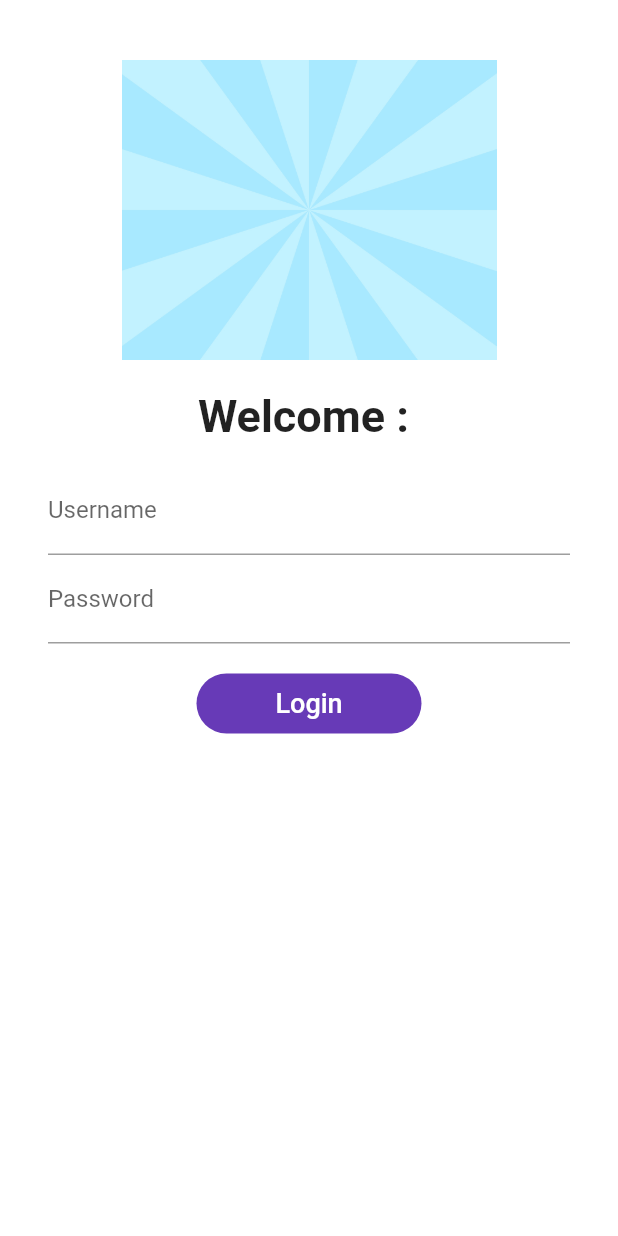
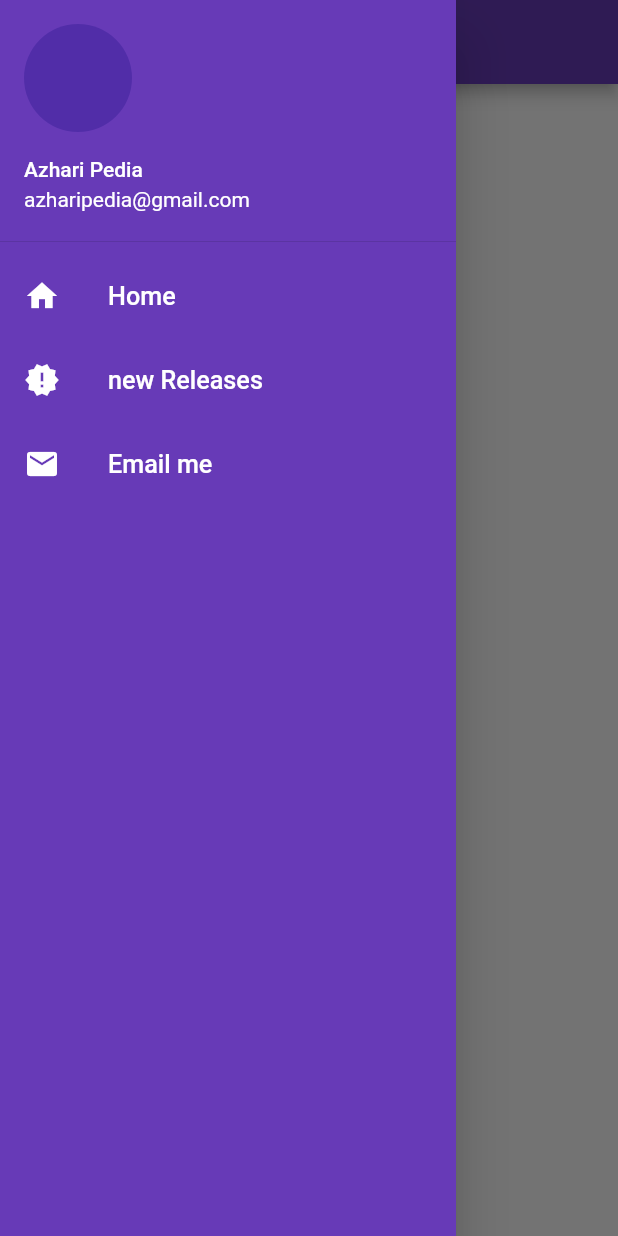
Before and after one commit to razacreative/coralog_app, a Flutter app: the screen it shows after launch, with the side drawer open (before the commit the screen has no drawer), on a phone screen of 412 x 824 dp. Run offline on Flutter 3.47's test engine with Material 2 defaults, Android fonts, the phone set to English and light mode, and no system bars.

Commit message:
Day 8 Completed

```diff
--- a/lib/main.dart
+++ b/lib/main.dart
@@ -6,14 +6,14 @@ import 'package:flutter_catalog/utills/my_routes.dart';
 void main() {
   runApp(MyApp());
 }
-
+// git push --set-upstream origin day6
 class MyApp extends StatelessWidget {
   @override
   Widget build(BuildContext context) {
     return MaterialApp(
-    //  initialRoute: '/Home',
+   //  initialRoute: '/home',
       routes: {
-        '/': (context) => LoginPage(),
+        '/': (context) => HomePage(),
          MyRoutes.loginRoutes: (context) => LoginPage(),
          MyRoutes.homeRoutes: (context) => HomePage(),
       },
@@ -22,6 +22,9 @@ class MyApp extends StatelessWidget {
       darkTheme: ThemeData(
         brightness: Brightness.light,
       ),
+       theme: ThemeData(
+        primarySwatch: Colors.deepPurple,
+      ),
       //  home: HomePage(),
     );
   }
--- a/lib/pages/home_page.dart
+++ b/lib/pages/home_page.dart
@@ -1,4 +1,5 @@
 import 'package:flutter/material.dart';
+import 'package:flutter_catalog/widgets/drawer.dart';
 
 class HomePage extends StatefulWidget {
   @override
@@ -15,7 +16,7 @@ class _HomePageState extends State<HomePage> {
           child: Text('Flutter 30 days By Azhari pedia'),
         ),
       ),
-      drawer: Drawer(),
+      drawer: MyDrawer(),
     );
   }
 }
--- /dev/null
+++ b/lib/widgets/drawer.dart
@@ -0,0 +1,58 @@
+import 'package:flutter/material.dart';
+
+class MyDrawer extends StatelessWidget {
+  const MyDrawer({Key key}) : super(key: key);
+
+  @override
+  Widget build(BuildContext context) {
+    return Drawer(
+      child: Container(
+        color: Colors.deepPurple,
+        child: ListView(
+          children: [
+            DrawerHeader(
+              padding: EdgeInsets.zero,
+              child: UserAccountsDrawerHeader(
+                margin: EdgeInsets.zero,
+                accountName: Text('Azhari Pedia'),
+                accountEmail: Text('azharipedia@gmail.com'),
+                currentAccountPicture: CircleAvatar(),
+                //   currentAccountPicture: Image.asset('assets/pro_2.png'),
+              ),
+            ),
+            ListTile(
+              leading: Icon(Icons.home_sharp, color: Colors.white),
+              title: Text(
+                'Home',
+                textScaleFactor: 1.2,
+                style: TextStyle(
+                  color: Colors.white,
+                ),
+              ),
+            ),
+            ListTile(
+              leading: Icon(Icons.new_releases, color: Colors.white),
+              title: Text(
+                'new Releases',
+                textScaleFactor: 1.2,
+                style: TextStyle(
+                  color: Colors.white,
+                ),
+              ),
+            ),
+            ListTile(
+              leading: Icon(Icons.email, color: Colors.white),
+              title: Text(
+                'Email me',
+                textScaleFactor: 1.2,
+                style: TextStyle(
+                  color: Colors.white,
+                ),
+              ),
+            ),
+          ],
+        ),
+      ),
+    );
+  }
+}
```
Also changed, not shown: lib/pages/login_page.dart (+47 -16 lines), assets/pro_2.png (added).
